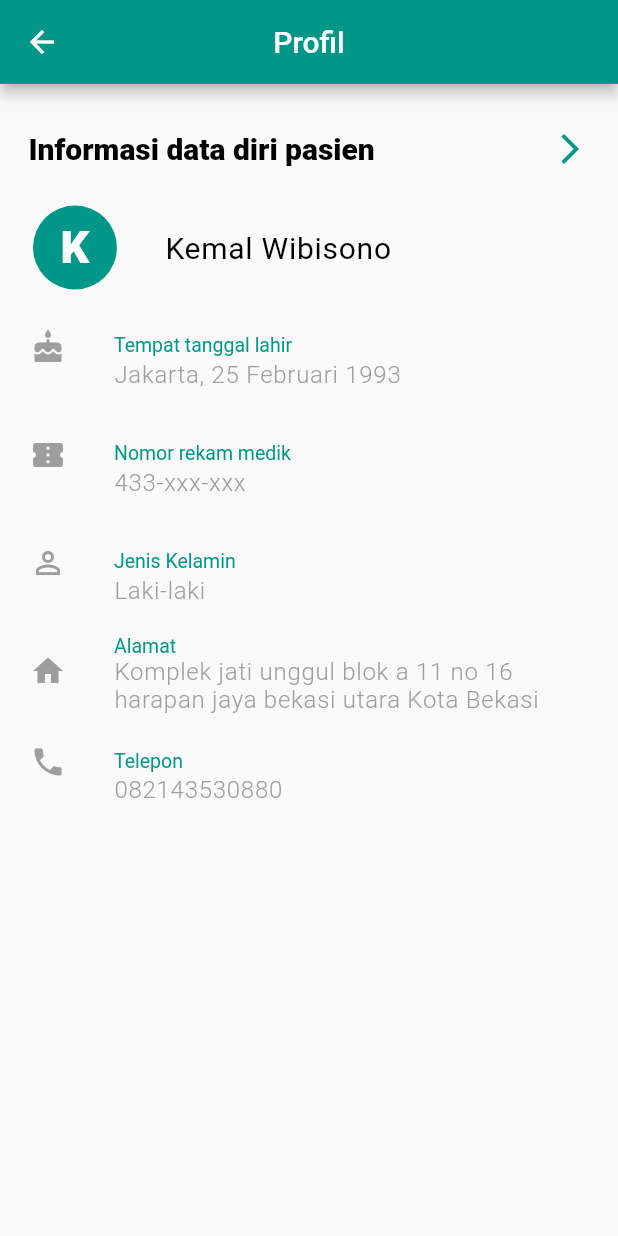
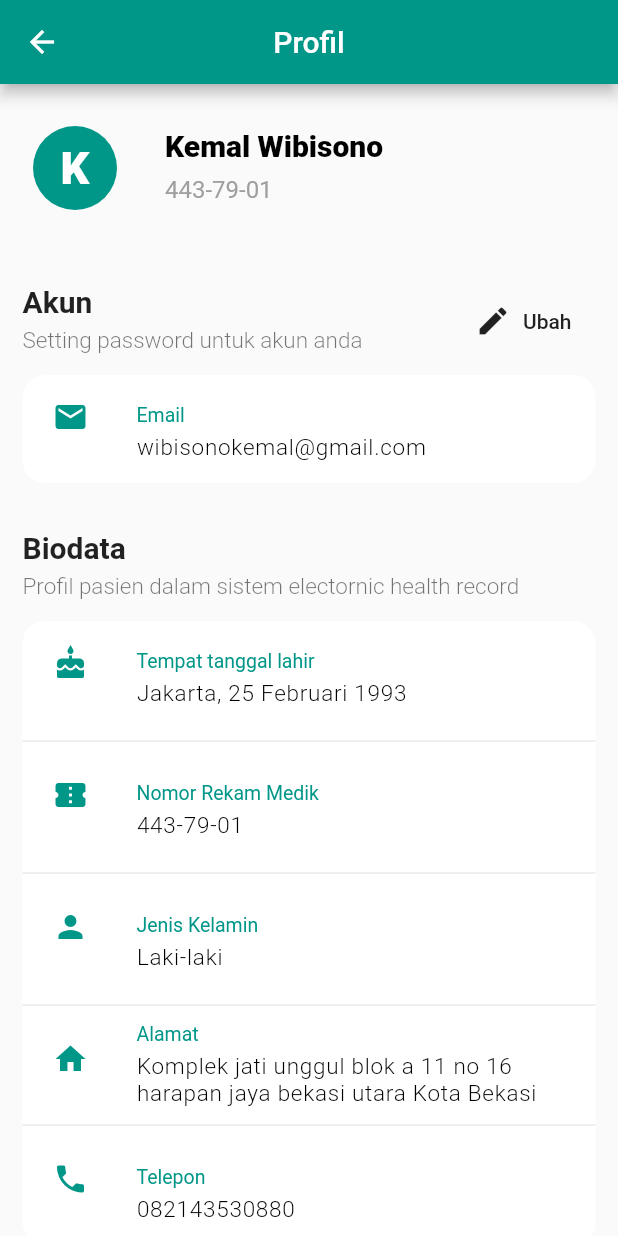
Before and after one commit to fobosmaker/RSCMKencanaApps, a Flutter app: the MoreMenuPage screen opened by its route, after a tap on "Profil pasien", on a phone screen of 412 x 824 dp. Run offline on Flutter 3.47's test engine with Material 2 defaults, Android fonts, the phone set to English and light mode, and no system bars; our stand-ins replace photo_view, rxdart, webview_flutter.

Commit message:
update some layout

```diff
--- a/lib/main.dart
+++ b/lib/main.dart
@@ -5,11 +5,12 @@ import 'package:blocapiapp/src/screen/home.dart';
 import 'package:blocapiapp/src/screen/jadwal_dokter.dart';
 import 'package:blocapiapp/src/screen/login.dart';
 import 'package:blocapiapp/src/screen/more_menu.dart';
+import 'package:blocapiapp/src/screen/register.dart';
 import 'package:flutter/material.dart';
 
 void main() => runApp(MaterialApp(
   debugShowCheckedModeBanner: false,
-  initialRoute: '/home',
+  initialRoute: '/register',
   routes: {
     '/': (context) => LoginPage(),
     '/home': (context) => HomePage(),
@@ -18,5 +19,6 @@ void main() => runApp(MaterialApp(
     '/jadwal_dokter': (context) => JadwalDokterPage(),
     '/more': (context) => MoreMenuPage(),
     '/profile': (context) => AboutPage(),
+    '/register': (context) => RegisterPage(),
   },
 ));
--- a/lib/src/screen/more_menu.dart
+++ b/lib/src/screen/more_menu.dart
@@ -41,7 +41,7 @@ class _MoreMenuPageState extends State<MoreMenuPage> {
               Divider(
                 color: Colors.grey[300],
               ),
-              InkWell(
+             /* InkWell(
                 onTap: (){
                   Navigator.push(context, MaterialPageRoute(builder: (context) => AccountPage()));
                 },
@@ -59,7 +59,7 @@ class _MoreMenuPageState extends State<MoreMenuPage> {
               ),
               Divider(
                 color: Colors.grey[300],
-              ),
+              ),*/
               InkWell(
                 onTap: (){
                   Navigator.push(context, MaterialPageRoute(builder: (context) => AboutPage() ));
--- a/lib/src/screen/profile.dart
+++ b/lib/src/screen/profile.dart
@@ -1,3 +1,6 @@
+import 'package:blocapiapp/src/screen/change_password.dart';
+import 'package:blocapiapp/src/view/widget/card_profile.dart';
+import 'package:blocapiapp/src/view/widget/list_tile_profile.dart';
 import 'package:flutter/material.dart';
 class ProfilePage extends StatefulWidget {
   @override
@@ -8,268 +11,82 @@ class _ProfilePageState extends State<ProfilePage> {
   @override
   Widget build(BuildContext context) {
     return Scaffold(
+      backgroundColor: Colors.grey[50],
       appBar: AppBar(
         title: Text('Profil'),
         centerTitle: true,
         backgroundColor: Colors.teal,
       ),
       body: Container(
-        padding: EdgeInsets.symmetric(vertical: 15),
-        //color: Colors.grey,
-        child: Column(
-          crossAxisAlignment: CrossAxisAlignment.stretch,
+        child: ListView(
+          shrinkWrap: true,
+          scrollDirection: Axis.vertical,
           children: <Widget>[
+            Padding(
+              padding: EdgeInsets.only(top:10),
+              child: cardProfile(),
+            ),
+            ListTile(
+                contentPadding: EdgeInsets.fromLTRB(15,20,15,0),
+                title: Container(
+                    padding: EdgeInsets.symmetric(vertical: 5, horizontal: 0),
+                    child: Text('Akun', style: TextStyle(fontSize: 20,fontWeight: FontWeight.w700))
+                ),
+                subtitle: Container(
+                  padding: EdgeInsets.fromLTRB(0, 0, 0, 5),
+                  child: Text('Setting password untuk akun anda', style: TextStyle(fontSize: 15,fontWeight: FontWeight.w300),),
+                ),
+                trailing : FlatButton.icon(
+                    onPressed: (){
+                      Navigator.push(context, MaterialPageRoute(builder: (context) => ChangePasswordPage() ));
+                    },
+                    icon: Icon(Icons.edit),
+                    label: Text('Ubah')
+                )
+            ),
             Container(
-              child: ListTile(
-                contentPadding: EdgeInsets.symmetric(horizontal: 15, vertical: 0),
-                title: Container(
-                  padding: EdgeInsets.all(4),
-                  child: RichText(
-                    overflow: TextOverflow.ellipsis,
-                    strutStyle: StrutStyle(fontSize: 12.0),
-                    text: TextSpan(
-                      style: TextStyle(
-                          fontWeight: FontWeight.w800,
-                          color: Colors.black,
-                          fontSize: 20.0,
-                      ),
-                      text: 'Informasi data diri pasien',
-                    ),
-                  ),
+                decoration: BoxDecoration(
+                  borderRadius: BorderRadius.circular(15),
+                  color: Colors.white,
                 ),
-                trailing: Container(
-                    padding: EdgeInsets.symmetric(horizontal: 5),
-                    child: Icon(Icons.arrow_forward_ios, color: Colors.teal,)
-                ),
+                margin: EdgeInsets.symmetric(horizontal: 15),
+                child: ListTileDetailProfile(title: 'Email', content: 'wibisonokemal@gmail.com', icon: Icons.email),
+            ),
+            ListTile(
+              contentPadding: EdgeInsets.fromLTRB(15,20,15,0),
+              title: Container(
+                  padding: EdgeInsets.symmetric(vertical: 5, horizontal: 0),
+                  child: Text('Biodata', style: TextStyle(fontSize: 20,fontWeight: FontWeight.w700),)
+              ),
+              subtitle: Container(
+                padding: EdgeInsets.fromLTRB(0, 0, 0, 5),
+                child: Text('Profil pasien dalam sistem electornic health record', style: TextStyle(fontSize: 15,fontWeight: FontWeight.w300),),
               ),
             ),
             Container(
-                child: ListTile(
-                  contentPadding: EdgeInsets.all(10),
-                  leading: CircleAvatar(
-                    radius: 40,
-                    child: Text(
-                      'K',
-                      style: TextStyle(
-                          fontWeight: FontWeight.w800,
-                          color: Colors.white,
-                          fontSize: 30.0
-                      ),
-                    ),
-                    backgroundColor: Colors.teal,
-                  ),
-                  title: Container(
-                    padding: EdgeInsets.all(4),
-                    child: RichText(
-                      overflow: TextOverflow.ellipsis,
-                      strutStyle: StrutStyle(fontSize: 12.0),
-                      text: TextSpan(
-                        style: TextStyle(
-                            fontWeight: FontWeight.w400,
-                            color: Colors.black,
-                            fontSize: 20.0,
-                            letterSpacing: 0.5
-                        ),
-                        text: 'Kemal Wibisono',
-                      ),
-                    ),
-                  ),
+                decoration: BoxDecoration(
+                  borderRadius: BorderRadius.circular(15),
+                  color: Colors.white,
+                ),
+                margin: EdgeInsets.fromLTRB(15, 0, 15, 20),
+                child: Column(
+                  crossAxisAlignment: CrossAxisAlignment.stretch,
+                  children: <Widget>[
+                    ListTileDetailProfile(title: 'Tempat tanggal lahir', content: 'Jakarta, 25 Februari 1993', icon: Icons.cake),
+                    Divider(color: Colors.grey[300]),
+                    ListTileDetailProfile(title: 'Nomor Rekam Medik', content: '443-79-01', icon: Icons.confirmation_number),
+                    Divider(color: Colors.grey[300]),
+                    ListTileDetailProfile(title: 'Jenis Kelamin', content: 'Laki-laki', icon: Icons.person),
+                    Divider(color: Colors.grey[300]),
+                    ListTileDetailProfile(title: 'Alamat', content: 'Komplek jati unggul blok a 11 no 16 harapan jaya bekasi utara Kota Bekasi', icon: Icons.home),
+                    Divider(color: Colors.grey[300]),
+                    ListTileDetailProfile(title: 'Telepon', content: '082143530880', icon: Icons.phone)
+                  ],
                 )
-            ),
-            Container(
-                child: ListTile(
-                  contentPadding: EdgeInsets.symmetric(horizontal: 20),
-                  leading: Icon(Icons.cake, color: Colors.grey,),
-                  title: Text(
-                      'Tempat tanggal lahir',
-                      style: TextStyle(
-                          color: Colors.teal,
-                          fontSize: 13
-                      )
-                  ),
-                  subtitle: Text(
-                      'Jakarta, 25 Februari 1993',
-                      style: TextStyle(
-                          color: Colors.grey,
-                          letterSpacing: 0.5,
-                          fontSize: 16,
-                          fontWeight: FontWeight.w300
-                      )
-                  ),
-                )
-            ),
-            Container(
-                child: ListTile(
-                  contentPadding: EdgeInsets.symmetric(horizontal: 20),
-                  leading: Icon(Icons.confirmation_number, color: Colors.grey,),
-                  title: Text(
-                      'Nomor rekam medik',
-                      style: TextStyle(
-                      color: Colors.teal,
-                      fontSize: 13
-                    )
-                  ),
-                  subtitle: Text(
-                      '433-xxx-xxx',
-                      style: TextStyle(
-                          color: Colors.grey,
-                          letterSpacing: 0.5,
-                          fontSize: 16,
-                          fontWeight: FontWeight.w300
-                      )
-                  ),
-                )
-            ),
-            Container(
-                child: ListTile(
-                  contentPadding: EdgeInsets.symmetric(horizontal: 20),
-                  leading: Icon(Icons.perm_identity, color: Colors.grey,),
-                  title: Text(
-                      'Jenis Kelamin',
-                      style: TextStyle(
-                          color: Colors.teal,
-                          fontSize: 13
-                      )
-                  ),
-                  subtitle: Text(
-                      'Laki-laki',
-                      style: TextStyle(
-                          color: Colors.grey,
-                          letterSpacing: 0.5,
-                          fontSize: 16,
-                          fontWeight: FontWeight.w300
-                      )
-                  ),
-                )
-            ),
-            Container(
-                child: ListTile(
-                  contentPadding: EdgeInsets.symmetric(horizontal: 20),
-                  leading: Icon(Icons.home, color: Colors.grey,),
-                  title: Text(
-                      'Alamat',
-                      style: TextStyle(
-                          color: Colors.teal,
-                          fontSize: 13
-                      )
-                  ),
-                  subtitle: Text(
-                      'Komplek jati unggul blok a 11 no 16 harapan jaya bekasi utara Kota Bekasi',
-                      style: TextStyle(
-                          color: Colors.grey,
-                          letterSpacing: 0.5,
-                          fontSize: 16,
-                          fontWeight: FontWeight.w300
-                      )
-                  ),
-                )
-            ),
-            Container(
-                child: ListTile(
-                  contentPadding: EdgeInsets.symmetric(horizontal: 20),
-                  leading: Icon(Icons.phone, color: Colors.grey,),
-                  title: Text(
-                      'Telepon',
-                      style: TextStyle(
-                          color: Colors.teal,
-                          fontSize: 13
-                      )
-                  ),
-                  subtitle: Text(
-                      '082143530880',
-                      style: TextStyle(
-                          color: Colors.grey,
-                          letterSpacing: 0.5,
-                          fontSize: 16,
-                          fontWeight: FontWeight.w300
-                      )
-                  ),
-                )
-            ),
+            )
           ],
         ),
       )
-     /* Column(
-        crossAxisAlignment: CrossAxisAlignment.start,
-        children: <Widget>[
-          Center(
-            child: CircleAvatar(
-              radius: 40,
-              child: Text(
-                'K',
-                style: TextStyle(
-                    fontWeight: FontWeight.w800,
-                    color: Colors.white,
-                    fontSize: 30.0
-                ),
-              ),
-              backgroundColor: Colors.teal,
-            )
-          ),
-          Divider(
-            height: 60.0,
-            color: Colors.grey[100],
-          ),
-          Text(
-            'Name: ',
-            style: TextStyle(
-                color: Colors.grey,
-                letterSpacing: 2.0
-            ),
-          ),
-          SizedBox(height: 10.0),
-          Text(
-            'Unknown',
-            style: TextStyle(
-                color: Colors.amberAccent,
-                fontSize: 28.0,
-                fontWeight: FontWeight.bold
-            ),
-          ),
-          SizedBox(height: 30.0),
-          Text(
-            'level: ',
-            style: TextStyle(
-                color: Colors.grey,
-                letterSpacing: 2.0
-            ),
-          ),
-          SizedBox(height: 10.0),
-          Text(
-            '1',
-            style: TextStyle(
-                color: Colors.amberAccent,
-                fontSize: 28.0,
-                fontWeight: FontWeight.bold
-            ),
-          ),
-          SizedBox(height: 30.0),
-          Text(
-            'Email: ',
-            style: TextStyle(
-                color: Colors.grey,
-                letterSpacing: 2.0
-            ),
-          ),
-          SizedBox(height: 10.0),
-          Row(
-            children: <Widget>[
-              Icon(
-                Icons.email,
-                color: Colors.grey,
-              ),
-              SizedBox(width : 10.0),
-              Text(
-                'unknown@people.com',
-                style: TextStyle(
-                  color: Colors.amberAccent,
-                  fontSize: 18.0,
-                ),
-              )
-            ],
-          )
-        ],
-      ),*/
     );
   }
 }
--- a/lib/src/view/widget/form_login.dart
+++ b/lib/src/view/widget/form_login.dart
@@ -1,5 +1,6 @@
 import 'package:blocapiapp/src/bloc/user_bloc.dart';
 import 'package:blocapiapp/src/model/login_model.dart';
+import 'package:blocapiapp/src/screen/home.dart';
 import 'package:flutter/cupertino.dart';
 import 'package:flutter/material.dart';
 
@@ -58,12 +59,13 @@ class _WidgetFormLoginState extends State<WidgetFormLogin> {
                       print('cek state: ${snapshot.connectionState}');
                       if(snapshot.connectionState == ConnectionState.active){
                         if(snapshot.hasData){
-                          LoginModel result = snapshot.data;
-                          if(result.statusCode == "200") print('login sukses');
-                          else print(result.message);
+                          //LoginModel result = snapshot.data;
+                          //if(result.statusCode == "200") print('login sukses');
+                          //else print(result.message);
                           WidgetsBinding.instance.addPostFrameCallback((_){
                             setState(() {
                               isClick = false;
+                              Navigator.pushReplacement(context, MaterialPageRoute(builder: (context) => HomePage() ));
                             });
                           });
                           return Container();
--- /dev/null
+++ b/lib/src/view/widget/list_tile_profile.dart
@@ -0,0 +1,37 @@
+import 'package:flutter/material.dart';
+class ListTileDetailProfile extends StatefulWidget {
+  final String title;
+  final String content;
+  final IconData icon;
+  ListTileDetailProfile({this.title, this.content, this.icon});
+  _ListTileProfileState createState() => _ListTileProfileState();
+}
+
+class _ListTileProfileState extends State<ListTileDetailProfile> {
+  @override
+  Widget build(BuildContext context) {
+    return ListTile(
+      contentPadding: EdgeInsets.symmetric(horizontal: 20),
+      leading: Icon(widget.icon, color: Colors.teal),
+      title: Text(
+          widget.title,
+          style: TextStyle(
+              color: Colors.teal,
+              fontSize: 13
+          )
+      ),
+      subtitle: Padding(
+        padding: const EdgeInsets.only(top:5),
+        child: Text(
+            widget.content,
+            style: TextStyle(
+                color: Colors.black,
+                letterSpacing: 0.5,
+                fontSize: 15,
+                fontWeight: FontWeight.w300
+            )
+        ),
+      ),
+    );
+  }
+}
```
Also changed, not shown: lib/src/screen/change_password.dart (added, +113 -0 lines), lib/src/screen/register.dart (added, +165 -0 lines), lib/src/view/layout/draft_home.dart (+9 -11 lines), lib/src/view/layout/layout_login.dart (+2 -10 lines).
